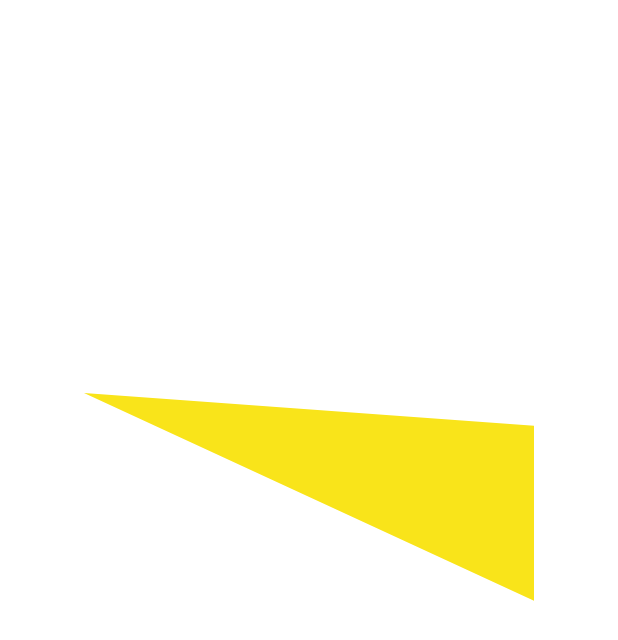
After one commit to AnastasiaDro/coordinatorLayoutSample, an Android app: the layout custom_view_activity.xml on its own in the app's theme, with its tools: preview values and no code run, on a phone screen of 412 x 824 dp. The commit adds this screen. Shown: the top 640 px of the screen. Run offline under Robolectric (Android 15) with nearby library versions, the phone set to English and light mode, and no system bars.

Commit message:
нарисовала треугольник

```diff
--- a/app/src/main/java/com/example/layoutsamples/MainActivity.kt
+++ b/app/src/main/java/com/example/layoutsamples/MainActivity.kt
@@ -6,6 +6,7 @@ import android.os.Bundle
 class MainActivity : AppCompatActivity() {
     override fun onCreate(savedInstanceState: Bundle?) {
         super.onCreate(savedInstanceState)
-        setContentView(R.layout.coordinator_activity)
+        setContentView(R.layout.custom_view_activity)
+
     }
 }
--- a/app/src/main/java/com/example/layoutsamples/TriangleView.kt
+++ b/app/src/main/java/com/example/layoutsamples/TriangleView.kt
@@ -3,6 +3,8 @@ package com.example.layoutsamples;
 import android.content.Context;
 import android.graphics.Canvas
 import android.graphics.Paint
+import android.graphics.Path
+import android.graphics.Point
 import android.util.AttributeSet;
 import android.view.View
 
@@ -11,7 +13,9 @@ class TriangleView(context: Context, attrs: AttributeSet) : View(context, attrs
     private var mColor = 0
     private var isAnimat = true
     private var canvas = Canvas()
-    private lateinit var trianglePaint: Paint
+    private var path = Path()
+    private var triangleWidth = 400
+    private var trianglePaint = Paint()
 
     init {
         context.theme.obtainStyledAttributes(
@@ -20,17 +24,15 @@ class TriangleView(context: Context, attrs: AttributeSet) : View(context, attrs
             0, 0
         ).apply {
             try {
+                mColor = getColor(R.styleable.TriangleView_color, 0)
                 mSpeed = getInteger(R.styleable.TriangleView_speed, 100)
-                mColor = getColor(R.styleable.TriangleView_color, 0)
                 isAnimat = getBoolean(R.styleable.TriangleView_isAnimated, true)
-                trianglePaint = Paint(Paint.ANTI_ALIAS_FLAG).apply {
-                    style = Paint.Style.FILL
-                    color = mColor
-                }
+                trianglePaint.color = mColor
             } finally {
                 recycle()
             }
         }
+
     }
 
     fun isAnimated(): Boolean {
@@ -61,10 +63,8 @@ class TriangleView(context: Context, attrs: AttributeSet) : View(context, attrs
     }
 
     override fun onDraw(canvas: Canvas?) {
+        drawTriangle(canvas!!)
         super.onDraw(canvas)
-        canvas.apply {
-            drawTr
-        }
     }
 
     override fun onMeasure(widthMeasureSpec: Int, heightMeasureSpec: Int) {
@@ -74,15 +74,31 @@ class TriangleView(context: Context, attrs: AttributeSet) : View(context, attrs
 
         // Whatever the width ends up being, ask for a height that would let the pie
         // get as big as it can
-        val minh: Int = View.MeasureSpec.getSize(w) - triangleWait.toInt() + paddingBottom + paddingTop
+        val minh: Int = View.MeasureSpec.getSize(w) - triangleWidth.toInt() + paddingBottom + paddingTop
         val h: Int = View.resolveSizeAndState(
-            View.MeasureSpec.getSize(w) - textWidth.toInt(),
+            View.MeasureSpec.getSize(w) - triangleWidth.toInt(),
             heightMeasureSpec,
             0
         )
 
         setMeasuredDimension(w, h)
-
     }
 
+    private fun drawTriangle(canvas: Canvas)
+    {
+        val a = Point(350, 50)
+        val b = Point(650, 300)
+        val c = Point(550, 40)
+
+
+        path.fillType = Path.FillType.WINDING
+
+        path.lineTo(b.x.toFloat(), b.y.toFloat())
+        path.lineTo(c.x.toFloat(), c.y.toFloat())
+
+        canvas.drawPath(path, trianglePaint)
+    }
+
+
+
 }
--- /dev/null
+++ b/app/src/main/res/layout/custom_view_activity.xml
@@ -0,0 +1,18 @@
+<?xml version="1.0" encoding="utf-8"?>
+<LinearLayout xmlns:android="http://schemas.android.com/apk/res/android"
+    xmlns:custom="http://schemas.android.com/apk/res-auto"
+    android:orientation="vertical"
+    android:gravity="center"
+    android:layout_width="match_parent"
+    android:layout_height="match_parent">
+
+    <com.example.layoutsamples.TriangleView
+        android:id="@+id/triangle"
+        android:layout_gravity="center"
+        android:layout_width="300dp"
+        android:layout_height="300dp"
+        custom:color="@color/yellow"
+        custom:isAnimated="true"
+        />
+
+</LinearLayout>
--- a/app/src/main/res/values/attrs.xml
+++ b/app/src/main/res/values/attrs.xml
@@ -1,7 +1,7 @@
 <?xml version="1.0" encoding="utf-8"?>
 <resources>
     <declare-styleable name="TriangleView">
-        <attr name="color" format="integer" />
+        <attr name="color" format="color" />
         <attr name="speed" format="integer" />
         <attr name="isAnimated" format="boolean" />
     </declare-styleable>
--- a/app/src/main/res/values/themes.xml
+++ b/app/src/main/res/values/themes.xml
@@ -8,7 +8,7 @@
         <!-- Secondary brand color. -->
         <item name="colorSecondary">@color/teal_200</item>
         <item name="colorSecondaryVariant">@color/teal_700</item>
-        <item name="colorOnSecondary">@color/black</item>
+        <item name="colorOnSecondary">@color/white</item>
         <!-- Status bar color. -->
         <item name="android:statusBarColor" tools:targetApi="l">?attr/colorPrimaryVariant</item>
         <!-- Customize your theme here. -->
```
Also changed, not shown: app/src/main/res/layout/coordinator_activity3.xml (+3 -16 lines).
